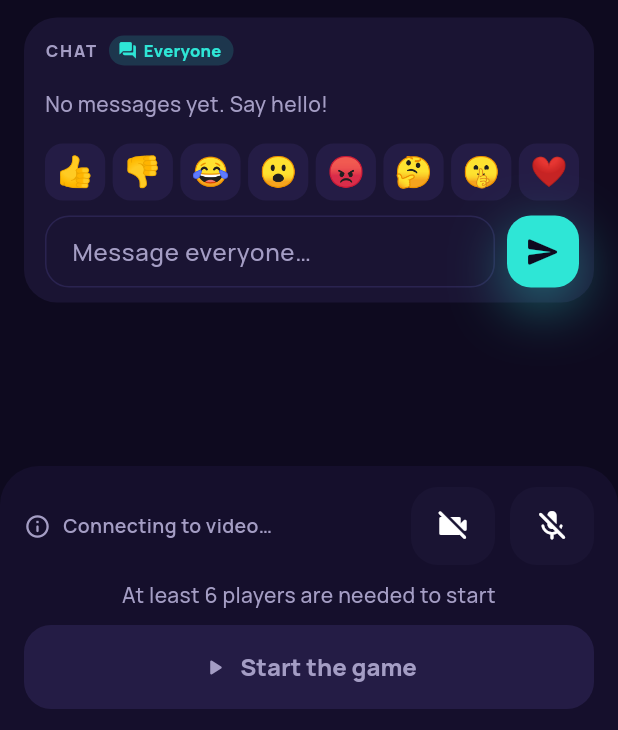
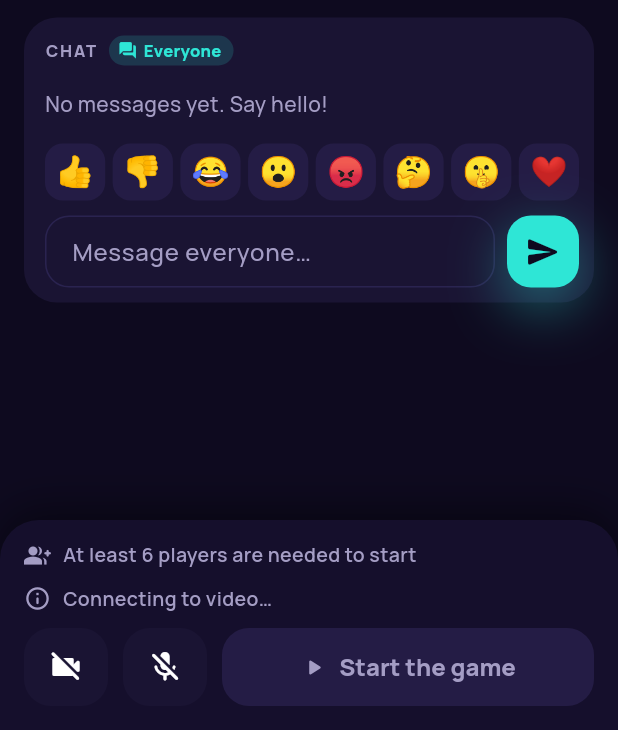
Before and after one commit to Behruz1200/mafia, a Flutter app: the WaitingRoom widget shown alone on an empty page, opened directly with empty values, on a phone screen of 412 x 824 dp, the part 506-1236 px from its top. Run offline on Flutter 3.47's test engine with Material 3 defaults, Android fonts, the phone set to English and light mode, and no system bars; our stand-ins replace flutter_riverpod, flutter_secure_storage, go_router, in_app_purchase, material_ui, sign_in_with_apple; missing offline and left inert: livekit_client; accounts and stored records are empty; generated files the repository leaves out were written again; statements that could not run were skipped; project files that could hold a hidden picture were left out.

Commit message:
Waiting room: camera and mic in one row with Start on small phones
The bottom bar had the camera and mic alone on the right of an empty row
(the status line on its left is blank once video connects), then the
hint, then a full-width Start: three rows that covered the chat on small
phones. Now the hint and video status are short lines with icons, and
camera, mic and Start (or a 'host will start' pill for other players)
share one row. The bar casts a shadow so the list scrolling under it
reads as more to scroll to. CallControls gets an optional trailing
widget for this; the match bar is unchanged.

Co-Authored-By: Claude Opus 5.5 <noreply@anthropic.com>
Claude-Session: https://claude.ai/code/session_01WfTNbbnc3iCZ9mfm7TdSUh

```diff
--- a/app/lib/features/call/call_view.dart
+++ b/app/lib/features/call/call_view.dart
@@ -41,9 +41,15 @@ final _gameProvider = StreamProvider.autoDispose
 ///    camera or mic is off, and has the camera and mic toggles.
 ///  * [SeatVideo] shows one player's camera, or a placeholder.
 class CallControls extends ConsumerStatefulWidget {
-  const CallControls({super.key, this.roomId});
+  const CallControls({super.key, this.roomId, this.trailing});
 
   final RoomId? roomId;
+
+  /// When set, the camera and mic sit on the left of one row with this
+  /// after them (the waiting room's Start button), and the status line
+  /// moves above the row. Without it the status line is on the left and
+  /// the toggles on the right.
+  final Widget? trailing;
 
   @override
   ConsumerState<CallControls> createState() => _CallControlsState();
@@ -117,12 +123,8 @@ class _CallControlsState extends ConsumerState<CallControls> {
       await call.setMic(on: !local.micOn);
     }
 
-    return Row(
-      spacing: 10,
-      children: [
-        Expanded(
-          child: banner == null
-              ? const SizedBox.shrink()
+    final status = banner == null
+        ? null
         : GestureDetector(
             key: const ValueKey('call-banner'),
             behavior: HitTestBehavior.opaque,
@@ -142,9 +144,7 @@ class _CallControlsState extends ConsumerState<CallControls> {
                       ? Icons.bedtime_rounded
                       : Icons.info_outline_rounded,
                   size: 18,
-                        color: soundTap || mafiaCall
-                            ? Palette.accent
-                            : Palette.muted,
+                  color: soundTap || mafiaCall ? Palette.accent : Palette.muted,
                 ),
                 Expanded(
                   child: Text(
@@ -162,24 +162,49 @@ class _CallControlsState extends ConsumerState<CallControls> {
                 ),
               ],
             ),
-                ),
-        ),
-        _toggle(
+          );
+    final camera = _toggle(
       key: const ValueKey('call-camera'),
       on: local.cameraOn,
       iconOn: Icons.videocam_rounded,
       iconOff: Icons.videocam_off_rounded,
       tooltip: local.cameraOn ? t.callTurnCameraOff : t.callTurnCameraOn,
       onPressed: local.canPublish ? toggleCamera : null,
-        ),
-        _toggle(
+    );
+    final mic = _toggle(
       key: const ValueKey('call-mic'),
       on: local.micOn,
       iconOn: Icons.mic_rounded,
       iconOff: Icons.mic_off_rounded,
       tooltip: local.micOn ? t.callTurnMicOff : t.callTurnMicOn,
       onPressed: local.canPublish ? toggleMic : null,
+    );
+
+    final trailing = widget.trailing;
+    if (trailing != null) {
+      return Column(
+        mainAxisSize: MainAxisSize.min,
+        crossAxisAlignment: CrossAxisAlignment.stretch,
+        spacing: 10,
+        children: [
+          ?status,
+          Row(
+            spacing: 10,
+            children: [
+              camera,
+              mic,
+              Expanded(child: trailing),
+            ],
           ),
+        ],
+      );
+    }
+    return Row(
+      spacing: 10,
+      children: [
+        Expanded(child: status ?? const SizedBox.shrink()),
+        camera,
+        mic,
       ],
     );
   }
--- a/app/lib/features/game/widgets/waiting_room.dart
+++ b/app/lib/features/game/widgets/waiting_room.dart
@@ -161,27 +161,39 @@ class WaitingRoom extends StatelessWidget {
           ),
         ),
         Container(
-          padding: const EdgeInsets.fromLTRB(16, 14, 16, 14),
-          decoration: const BoxDecoration(
+          padding: const EdgeInsets.fromLTRB(16, 14, 16, 12),
+          decoration: BoxDecoration(
             color: Palette.surfaceSheet,
-            borderRadius: BorderRadius.vertical(top: Radius.circular(26)),
+            borderRadius: const BorderRadius.vertical(top: Radius.circular(26)),
+            // Lifts the bar off the list, so what scrolls under it reads
+            // as more to scroll to and not as a cut-off card.
+            boxShadow: [
+              BoxShadow(
+                color: Colors.black.withValues(alpha: 0.45),
+                blurRadius: 24,
+                offset: const Offset(0, -6),
+              ),
+            ],
           ),
           child: SafeArea(
             top: false,
+            minimum: const EdgeInsets.only(bottom: 4),
             child: Column(
               mainAxisSize: MainAxisSize.min,
               crossAxisAlignment: CrossAxisAlignment.stretch,
               spacing: 10,
               children: [
-                CallControls(roomId: room.id),
                 if (!enough)
-                  Text(
-                    t.gameNeedMorePlayers(room.settings.minPlayers),
-                    textAlign: TextAlign.center,
-                    style: const TextStyle(color: GameStyle.muted),
+                  _Note(
+                    icon: Icons.group_add_rounded,
+                    text: t.gameNeedMorePlayers(room.settings.minPlayers),
                   ),
-                if (isHost)
-                  DecoratedBox(
+                // Camera and mic on the left, Start (or the wait) beside
+                // them: one row, so nothing floats alone on a small phone.
+                CallControls(
+                  roomId: room.id,
+                  trailing: isHost
+                      ? DecoratedBox(
                           decoration: BoxDecoration(
                             borderRadius: BorderRadius.circular(18),
                             boxShadow: enough
@@ -189,21 +201,88 @@ class WaitingRoom extends StatelessWidget {
                                 : null,
                           ),
                           child: FilledButton.icon(
+                            key: const ValueKey('start-game'),
                             style: FilledButton.styleFrom(
-                        minimumSize: const Size.fromHeight(56),
+                              minimumSize: const Size.fromHeight(52),
+                              padding: const EdgeInsets.symmetric(
+                                horizontal: 12,
+                              ),
+                              shape: RoundedRectangleBorder(
+                                borderRadius: BorderRadius.circular(18),
+                              ),
                             ),
                             icon: const Icon(Icons.play_arrow_rounded),
-                      label: Text(t.gameStart),
+                            label: FittedBox(
+                              fit: BoxFit.scaleDown,
+                              child: Text(t.gameStart, maxLines: 1),
+                            ),
                             onPressed: enough ? onStart : null,
                           ),
                         )
-                else
-                  Text(
+                      : Container(
+                          height: 52,
+                          padding: const EdgeInsets.symmetric(horizontal: 12),
+                          decoration: BoxDecoration(
+                            color: Palette.surface,
+                            borderRadius: BorderRadius.circular(18),
+                          ),
+                          child: Row(
+                            mainAxisAlignment: MainAxisAlignment.center,
+                            spacing: 8,
+                            children: [
+                              const Icon(
+                                Icons.hourglass_top_rounded,
+                                size: 18,
+                                color: GameStyle.muted,
+                              ),
+                              Flexible(
+                                child: Text(
                                   t.gameWaitingForHost,
+                                  maxLines: 2,
+                                  overflow: TextOverflow.ellipsis,
                                   textAlign: TextAlign.center,
-                    style: const TextStyle(color: GameStyle.muted),
+                                  style: const TextStyle(
+                                    color: GameStyle.muted,
+                                    fontWeight: FontWeight.w600,
+                                    fontSize: 13,
+                                  ),
+                                ),
                               ),
                             ],
+                          ),
+                        ),
+                ),
+              ],
+            ),
+          ),
+        ),
+      ],
+    );
+  }
+}
+
+/// One muted line with an icon, above the bottom bar's buttons.
+class _Note extends StatelessWidget {
+  const _Note({required this.icon, required this.text});
+
+  final IconData icon;
+  final String text;
+
+  @override
+  Widget build(BuildContext context) {
+    return Row(
+      spacing: 8,
+      children: [
+        Icon(icon, size: 18, color: GameStyle.muted),
+        Expanded(
+          child: Text(
+            text,
+            maxLines: 2,
+            overflow: TextOverflow.ellipsis,
+            style: const TextStyle(
+              color: GameStyle.muted,
+              fontWeight: FontWeight.w600,
+              fontSize: 13,
             ),
           ),
         ),
```
Also changed, not shown: 1 other file. Lines whose indentation alone changed are shown as unchanged.
